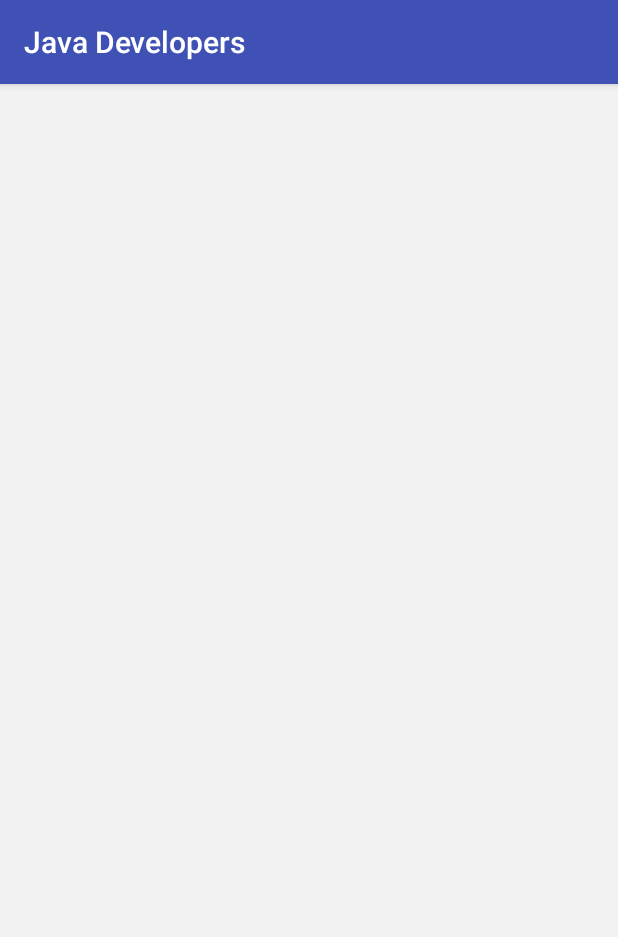
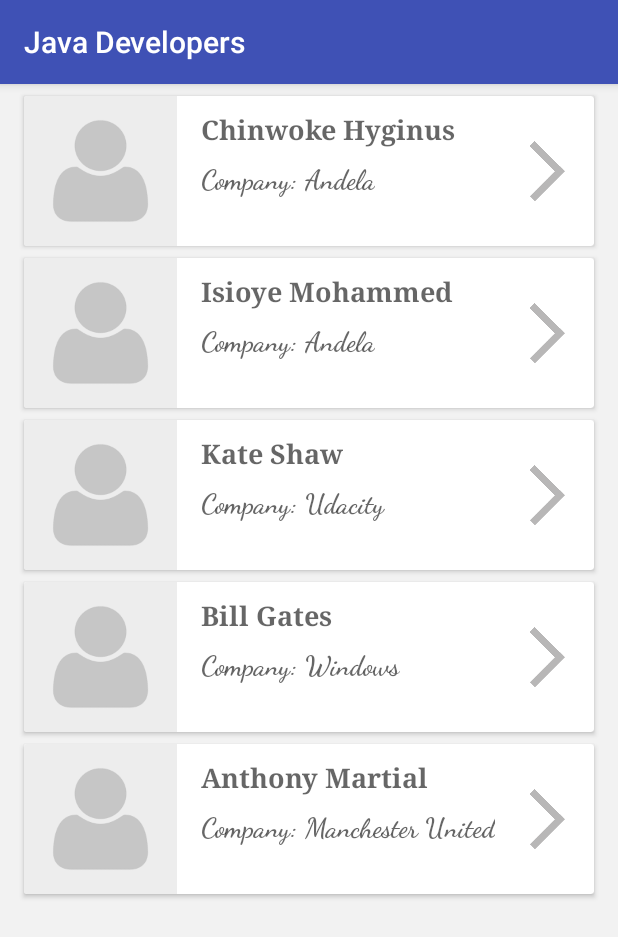
Before and after one commit to chykehyman/FindJavaDevelopers, an Android app: the screen it shows after launch (MainActivity), on a phone screen of 412 x 824 dp. Shown: the top 937 px of the screen. Run offline under Robolectric (Android 15) with nearby library versions, the phone set to English and light mode, and no system bars.

Commit message:
feat(ui): connect recyclerview to main class
- add android tools context in activity_main xml file
- modify cardView content for proper UI display
- add java class(DevelopersList) to handle methods for cardView contents
- add adapter class
- modify MainActivity class to contain static dummy data and RecyclerView instance methods

[Finishes #155768857]

```diff
--- /dev/null
+++ b/app/src/main/java/com/andela/android/javadevelopers/DevelopersList.java
@@ -0,0 +1,23 @@
+package com.andela.android.javadevelopers;
+
+/**
+ * Created by chike on 07/03/2018.
+ */
+
+public class DevelopersList {
+    private String username;
+    private String workplace;
+
+    public DevelopersList(String username, String workplace) {
+        this.username = username;
+        this.workplace = workplace;
+    }
+
+    public String getUsername() {
+        return username;
+    }
+
+    public String getWorkplace() {
+        return workplace;
+    }
+}
--- /dev/null
+++ b/app/src/main/java/com/andela/android/javadevelopers/ListAdapter.java
@@ -0,0 +1,59 @@
+package com.andela.android.javadevelopers;
+
+import android.content.Context;
+import android.support.annotation.NonNull;
+import android.support.v7.widget.RecyclerView;
+import android.view.LayoutInflater;
+import android.view.View;
+import android.view.ViewGroup;
+import android.widget.TextView;
+
+import java.util.List;
+
+/**
+ * Created by chike on 07/03/2018.
+ */
+
+public class ListAdapter extends RecyclerView.Adapter<ListAdapter.ViewHolder> {
+
+    private List<DevelopersList> developersLists;
+    private Context context;
+
+    public ListAdapter(List<DevelopersList> developersLists, Context context) {
+        this.developersLists = developersLists;
+        this.context = context;
+    }
+
+    public class ViewHolder extends RecyclerView.ViewHolder {
+        public TextView username;
+        public TextView workplace;
+
+        public ViewHolder(View itemView) {
+            super(itemView);
+
+            username = itemView.findViewById(R.id.username);
+            workplace = itemView.findViewById(R.id.company);
+        }
+    }
+
+    @NonNull
+    @Override
+    public ViewHolder onCreateViewHolder(@NonNull ViewGroup parent, int viewType) {
+        View v = LayoutInflater.from(parent.getContext())
+                .inflate(R.layout.user_row, parent, false);
+        return new ViewHolder(v);
+}
+
+    @Override
+    public void onBindViewHolder(@NonNull ViewHolder holder, int position) {
+        DevelopersList developersList = developersLists.get(position);
+        holder.username.setText(developersList.getUsername());
+        holder.workplace.setText(developersList.getWorkplace());
+
+    }
+
+    @Override
+    public int getItemCount() {
+        return developersLists.size();
+    }
+}
--- a/app/src/main/java/com/andela/android/javadevelopers/MainActivity.java
+++ b/app/src/main/java/com/andela/android/javadevelopers/MainActivity.java
@@ -2,12 +2,39 @@ package com.andela.android.javadevelopers;
 
 import android.support.v7.app.AppCompatActivity;
 import android.os.Bundle;
+import android.support.v7.widget.LinearLayoutManager;
+import android.support.v7.widget.RecyclerView;
+
+import java.util.ArrayList;
+import java.util.List;
 
 public class MainActivity extends AppCompatActivity {
+
+    private static List<DevelopersList> developersLists = new ArrayList<>();
+
+    // dummy static data object
+    static {
+        developersLists.add(new DevelopersList("Chinwoke Hyginus", "Andela"));
+        developersLists.add(new DevelopersList("Isioye Mohammed", "Andela"));
+        developersLists.add(new DevelopersList("Kate Shaw", "Udacity"));
+        developersLists.add(new DevelopersList("Bill Gates", "Windows"));
+        developersLists.add(new DevelopersList("Anthony Martial", "Manchester United"));
+    }
 
     @Override
     protected void onCreate(Bundle savedInstanceState) {
         super.onCreate(savedInstanceState);
         setContentView(R.layout.activity_main);
+
+        RecyclerView recyclerView = findViewById(R.id.recyclerView);
+
+        recyclerView.setHasFixedSize(true);
+
+        // use a linear layout manager
+        RecyclerView.LayoutManager layoutManager = new LinearLayoutManager(this);
+        recyclerView.setLayoutManager(layoutManager);
+
+        RecyclerView.Adapter adapter = new ListAdapter(developersLists, this);
+        recyclerView.setAdapter(adapter);
     }
 }
--- a/app/src/main/res/layout/activity_main.xml
+++ b/app/src/main/res/layout/activity_main.xml
@@ -2,8 +2,10 @@
 
 <android.support.v7.widget.RecyclerView
     xmlns:android="http://schemas.android.com/apk/res/android"
+    xmlns:tools="http://schemas.android.com/tools"
     android:id="@+id/recyclerView"
     android:scrollbars="vertical"
     android:layout_width="match_parent"
     android:layout_height="match_parent"
-    android:background="#f2f2f2"/>
+    android:background="#f2f2f2"
+    tools:context=".MainActivity"/>
--- a/app/src/main/res/layout/user_row.xml
+++ b/app/src/main/res/layout/user_row.xml
@@ -12,31 +12,51 @@
     android:focusable="true"
     app:cardBackgroundColor="@color/cardview_light_background">
 
-    <RelativeLayout
+    <LinearLayout
         android:layout_width="match_parent"
-        android:layout_height="match_parent">
+        android:layout_height="match_parent"
+        android:orientation="horizontal">
 
         <ImageView
             android:id="@+id/profile_image"
-            android:layout_width="100dp"
+            android:layout_width="0dp"
             android:layout_height="match_parent"
+            android:layout_marginEnd="16dp"
             android:layout_marginRight="16dp"
-            android:layout_marginEnd="16dp"
+            android:layout_weight="2"
+            android:contentDescription="@string/profile_image_description"
             android:scaleType="fitXY"
             android:src="@drawable/no_profile"
-            android:contentDescription="@string/profile_image_description"
         />
+
+        <RelativeLayout
+            android:layout_width="0dp"
+            android:layout_height="match_parent"
+            android:layout_weight="4">
 
             <TextView
                 android:id="@+id/username"
                 android:layout_width="wrap_content"
                 android:layout_height="wrap_content"
                 android:layout_marginTop="10dp"
-            android:layout_toRightOf="@id/profile_image"
+                android:fontFamily="serif"
                 android:text="@string/username"
                 android:textAppearance="?android:textAppearanceMedium"
                 android:textStyle="bold"
-            android:fontFamily="serif"
+            />
+
+            <TextView
+                android:id="@+id/company_text"
+                android:layout_width="wrap_content"
+                android:layout_height="wrap_content"
+                android:layout_below="@+id/username"
+                android:layout_marginEnd="5dp"
+                android:layout_marginRight="5dp"
+                android:layout_marginTop="10dp"
+                android:fontFamily="cursive"
+                android:text="@string/company_text"
+                android:textAppearance="?android:textAppearanceMedium"
+                android:textStyle="bold"
             />
 
             <TextView
@@ -45,26 +65,27 @@
                 android:layout_height="wrap_content"
                 android:layout_below="@+id/username"
                 android:layout_marginTop="10dp"
-            android:layout_toRightOf="@id/profile_image"
-            android:layout_toEndOf="@id/profile_image"
+                android:layout_toEndOf="@id/company_text"
+                android:layout_toRightOf="@id/company_text"
+                android:fontFamily="cursive"
                 android:text="@string/company"
                 android:textAppearance="?android:textAppearanceMedium"
                 android:textStyle="bold"
-            android:fontFamily="cursive"
              />
 
-        <ImageView
-            android:layout_width="100dp"
-            android:layout_height="45dp"
-            android:layout_alignBottom="@+id/company"
-            android:layout_toEndOf="@+id/company"
-            android:layout_toRightOf="@+id/company"
-            android:layout_marginLeft="30dp"
-            android:layout_marginStart="30dp"
-            android:layout_marginRight="8dp"
-            android:layout_marginEnd="8dp"
-            android:src="@drawable/arrow"
-            android:contentDescription="@string/arrow_image_description"/>
         </RelativeLayout>
 
+        <ImageView
+            android:layout_width="0dp"
+            android:layout_height="40dp"
+            android:layout_gravity="center_vertical"
+            android:layout_marginEnd="5dp"
+            android:layout_marginRight="5dp"
+            android:layout_weight="1"
+            android:contentDescription="@string/arrow_image_description"
+            android:src="@drawable/arrow"
+        />
+
+    </LinearLayout>
+
 </android.support.v7.widget.CardView>
--- a/app/src/main/res/values/strings.xml
+++ b/app/src/main/res/values/strings.xml
@@ -1,7 +1,8 @@
 <resources>
     <string name="app_name">Java Developers</string>
     <string name="username">Chykehyman</string>
-    <string name="company">Works For: Andela Nigeria</string>
+    <string name="company_text">Company:</string>
+    <string name="company">Andela Nigeria</string>
     <string name="profile_image_description">developer profile image</string>
     <string name="arrow_image_description">view details image</string>
 </resources>
```
Lines whose indentation alone changed are shown as unchanged.
